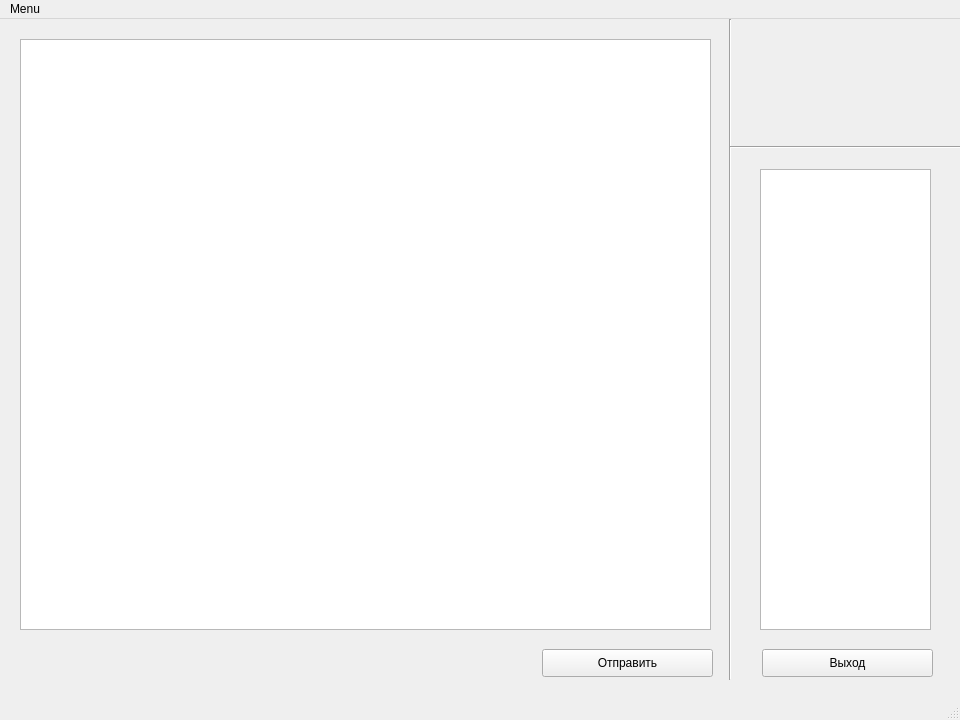
First picture: the form in Interface/mainwindow.ui, repository TP-RedTech/ComRedClient, before the edit.
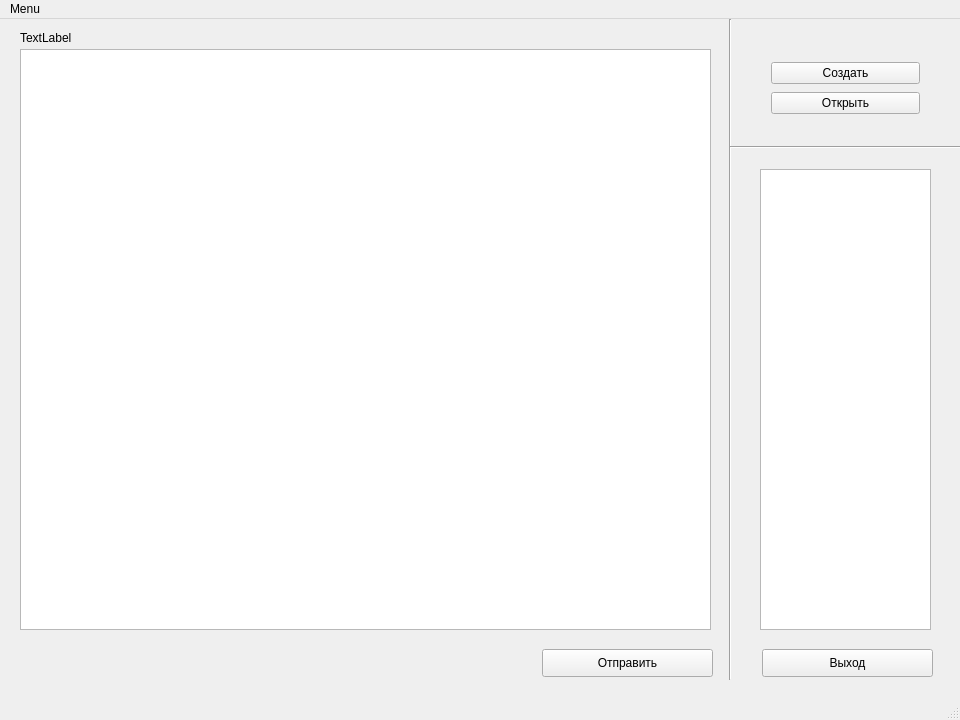
Second picture: the form after the edit.

The edit to the form file:
```diff
--- a/Interface/mainwindow.ui
+++ b/Interface/mainwindow.ui
@@ -31,12 +31,27 @@
     <property name="geometry">
      <rect>
       <x>760</x>
-      <y>20</y>
+      <y>30</y>
       <width>171</width>
       <height>80</height>
      </rect>
     </property>
-    <layout class="QVBoxLayout" name="authOrName"/>
+    <layout class="QVBoxLayout" name="authOrName">
+     <item>
+      <widget class="QPushButton" name="createButton">
+       <property name="text">
+        <string>Создать</string>
+       </property>
+      </widget>
+     </item>
+     <item>
+      <widget class="QPushButton" name="openButton">
+       <property name="text">
+        <string>Открыть</string>
+       </property>
+      </widget>
+     </item>
+    </layout>
    </widget>
    <widget class="Line" name="line_2">
     <property name="geometry">
@@ -68,9 +83,9 @@
     <property name="geometry">
      <rect>
       <x>20</x>
-      <y>20</y>
+      <y>30</y>
       <width>691</width>
-      <height>591</height>
+      <height>581</height>
      </rect>
     </property>
    </widget>
@@ -97,6 +112,19 @@
      </rect>
     </property>
    </widget>
+   <widget class="QLabel" name="labelName">
+    <property name="geometry">
+     <rect>
+      <x>20</x>
+      <y>10</y>
+      <width>67</width>
+      <height>17</height>
+     </rect>
+    </property>
+    <property name="text">
+     <string>TextLabel</string>
+    </property>
+   </widget>
   </widget>
   <widget class="QMenuBar" name="menuBar">
    <property name="geometry">
```
Left out of the diff: 2 changed lines with no effect on the pictures.
